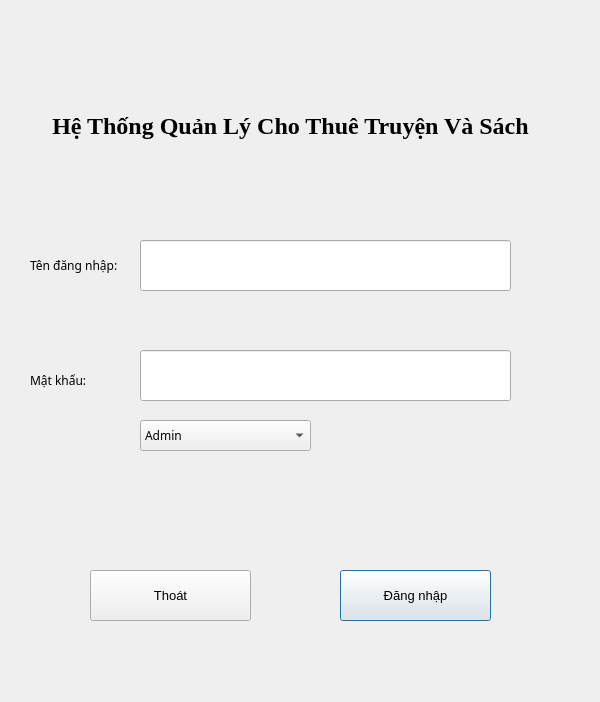
This is ui/LoginDialog.ui in lynguyen111/PBL2 as Qt 5 draws it before an edit. The edited form follows.
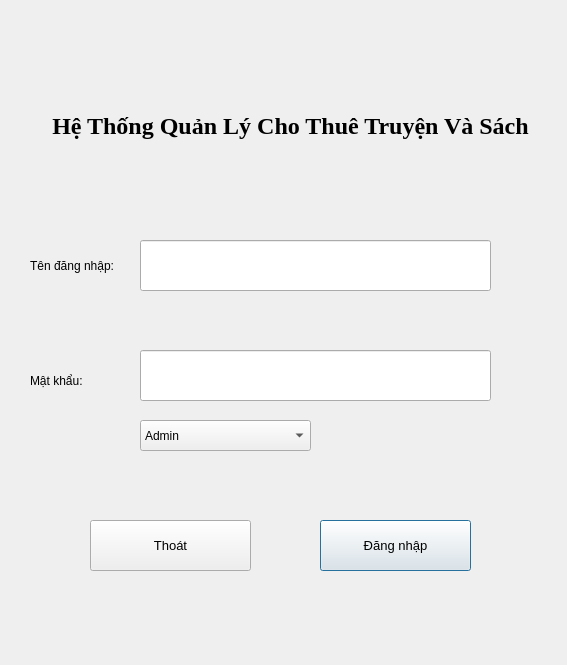
This is the edited form.

Patch:
```diff
--- a/ui/LoginDialog.ui
+++ b/ui/LoginDialog.ui
@@ -6,8 +6,8 @@
    <rect>
     <x>0</x>
     <y>0</y>
-    <width>600</width>
-    <height>702</height>
+    <width>567</width>
+    <height>665</height>
    </rect>
   </property>
   <property name="windowTitle">
@@ -46,8 +46,8 @@
   <widget class="QLabel" name="errorLabel">
    <property name="geometry">
     <rect>
-     <x>120</x>
-     <y>440</y>
+     <x>110</x>
+     <y>460</y>
      <width>371</width>
      <height>41</height>
     </rect>
@@ -62,8 +62,8 @@
   <widget class="QPushButton" name="loginButton">
    <property name="geometry">
     <rect>
-     <x>340</x>
-     <y>570</y>
+     <x>320</x>
+     <y>520</y>
      <width>151</width>
      <height>51</height>
     </rect>
@@ -84,7 +84,7 @@
    <property name="geometry">
     <rect>
      <x>90</x>
-     <y>570</y>
+     <y>520</y>
      <width>161</width>
      <height>51</height>
     </rect>
@@ -106,7 +106,7 @@
     <rect>
      <x>140</x>
      <y>350</y>
-     <width>371</width>
+     <width>351</width>
      <height>51</height>
     </rect>
    </property>
@@ -125,7 +125,7 @@
    </property>
    <property name="font">
     <font>
-     <family>Sans Serif</family>
+     <family>Arial</family>
     </font>
    </property>
    <property name="text">
@@ -137,7 +137,7 @@
     <rect>
      <x>140</x>
      <y>240</y>
-     <width>371</width>
+     <width>351</width>
      <height>51</height>
     </rect>
    </property>
@@ -156,7 +156,7 @@
    </property>
    <property name="font">
     <font>
-     <family>Sans Serif</family>
+     <family>Arial</family>
     </font>
    </property>
    <property name="text">
@@ -174,7 +174,7 @@
    </property>
    <property name="font">
     <font>
-     <family>Sans Serif</family>
+     <family>Arial</family>
     </font>
    </property>
    <item>
```
